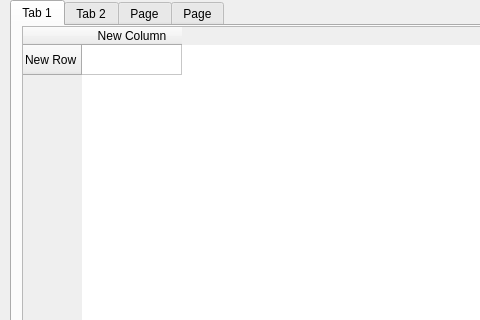
Ah00ra/HNNS, file wire_rope_tables.ui: the form before one commit; both pictures show x 0 to 480 and y 0 to 320 of the 798 by 518 pixel window.
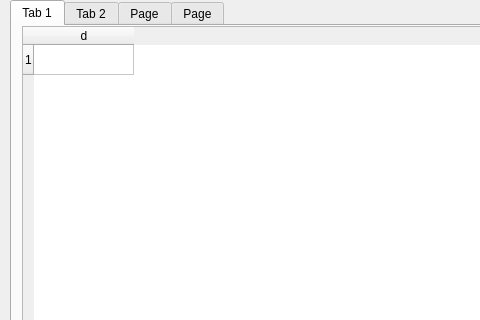
The form after the commit.

Commit message: Write d values in first column of table

Diff of the .ui file:
```diff
--- a/wire_rope_tables.ui
+++ b/wire_rope_tables.ui
@@ -50,12 +50,12 @@
      </property>
      <row>
       <property name="text">
-       <string>New Row</string>
+       <string>1</string>
       </property>
      </row>
      <column>
       <property name="text">
-       <string>New Column</string>
+       <string>d</string>
       </property>
      </column>
     </widget>
```
The commit also changes 1 other file.
